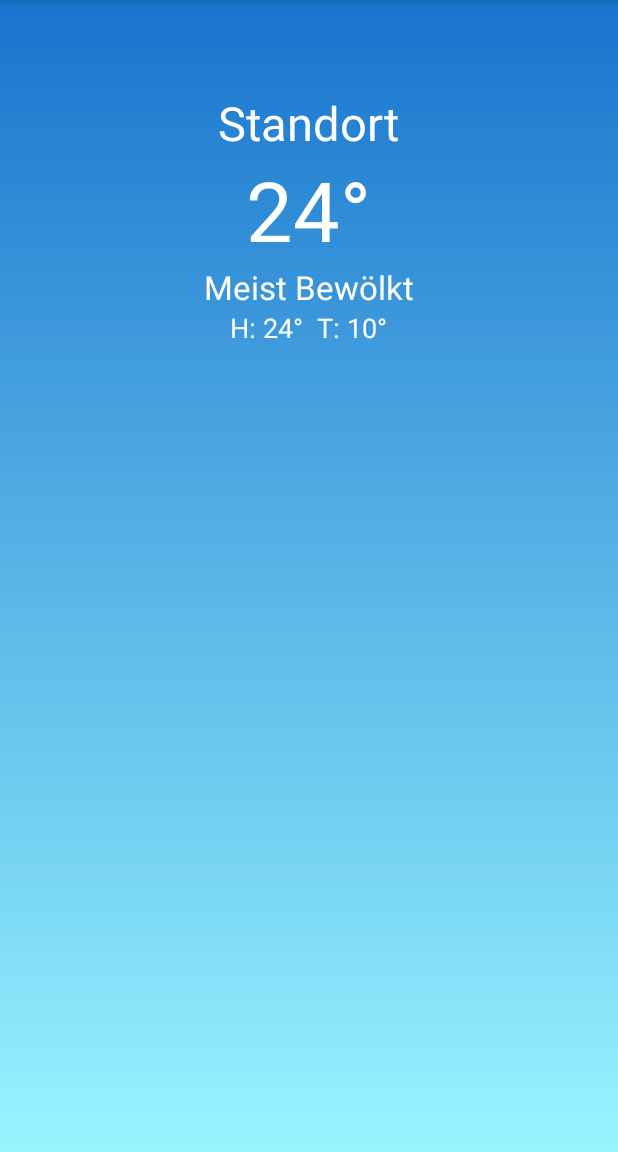
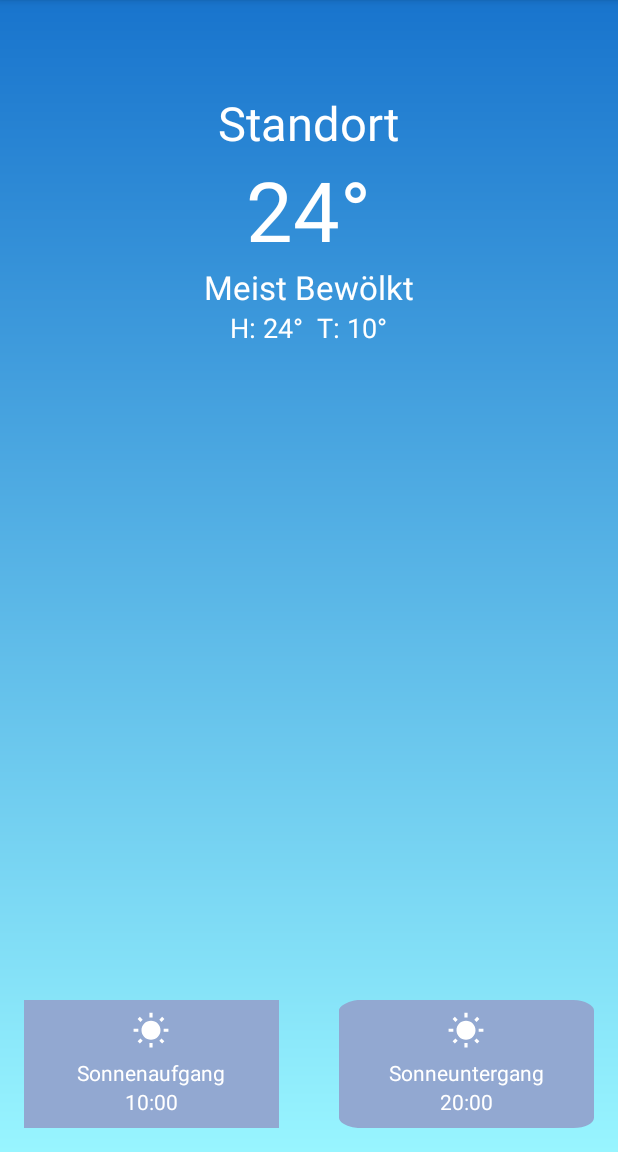
Before and after one commit to MarcelBuckste/WeatherApp, an Android app: the WeatherDetailsActivity screen opened directly, with no data from a screen before it, on a phone screen of 412 x 824 dp, the part 84-1236 px from its top. Run offline under Robolectric (Android 15) with nearby library versions, the phone set to English and light mode, and no system bars.

Commit message:
Design Erweiterung

```diff
--- /dev/null
+++ b/app/src/main/res/drawable/ic_sunrise.xml
@@ -0,0 +1,5 @@
+<vector android:height="24dp" android:tint="#FFFFFF"
+    android:viewportHeight="24" android:viewportWidth="24"
+    android:width="24dp" xmlns:android="http://schemas.android.com/apk/res/android">
+    <path android:fillColor="@android:color/white" android:pathData="M6.76,4.84l-1.8,-1.79 -1.41,1.41 1.79,1.79 1.42,-1.41zM4,10.5L1,10.5v2h3v-2zM13,0.55h-2L11,3.5h2L13,0.55zM20.45,4.46l-1.41,-1.41 -1.79,1.79 1.41,1.41 1.79,-1.79zM17.24,18.16l1.79,1.8 1.41,-1.41 -1.8,-1.79 -1.4,1.4zM20,10.5v2h3v-2h-3zM12,5.5c-3.31,0 -6,2.69 -6,6s2.69,6 6,6 6,-2.69 6,-6 -2.69,-6 -6,-6zM11,22.45h2L13,19.5h-2v2.95zM3.55,18.54l1.41,1.41 1.79,-1.8 -1.41,-1.41 -1.79,1.8z"/>
+</vector>
--- /dev/null
+++ b/app/src/main/res/drawable/ic_weather_info_foreground.xml
@@ -0,0 +1,18 @@
+<?xml version="1.0" encoding="utf-8"?>
+<vector xmlns:android="http://schemas.android.com/apk/res/android"
+    android:width="108dp"
+    android:height="108dp"
+    android:viewportWidth="111"
+    android:viewportHeight="161.64844">
+  <group android:scaleX="0"
+      android:scaleY="0"
+      android:translateX="55.5"
+      android:translateY="80.82422">
+    <group android:translateY="132.82031">
+      <path android:pathData="M53.15625,-0L43.453125,-0L39.59375,-24.46875L17.71875,-24.46875L13.859375,-0L4.4375,-0L4.4375,-0.28125L24.046875,-110.328125L33.6875,-110.328125L53.15625,-0ZM38.328125,-33.125L28.6875,-92.75L18.984375,-33.125L38.328125,-33.125Z"
+          android:fillColor="#000000"/>
+      <path android:pathData="M103.34375,0L94.125,0L94.125,-1.90625Q88.578125,-1.125,83.015625,-0.421875Q76.125,0.421875,71.984375,0.421875Q64.3125,0.421875,64.3125,-7.171875L64.3125,-32.140625Q64.3125,-40.015625,72.265625,-40.015625L94.265625,-40.015625L94.265625,-60.609375L74.15625,-60.609375L74.15625,-48.9375L65.09375,-48.9375L65.09375,-60.46875Q65.09375,-68.421875,72.96875,-68.421875L95.46875,-68.421875Q103.34375,-68.421875,103.34375,-60.46875L103.34375,0ZM94.265625,-8.515625L94.265625,-32.703125L73.390625,-32.703125L73.390625,-8.09375L94.265625,-8.515625Z"
+          android:fillColor="#000000"/>
+    </group>
+  </group>
+</vector>
--- a/app/src/main/res/layout/activity_weather_details.xml
+++ b/app/src/main/res/layout/activity_weather_details.xml
@@ -68,5 +68,74 @@
                     android:textSize="8pt" />
             </LinearLayout>
         </LinearLayout>
+        <LinearLayout
+            android:orientation="vertical"
+            android:gravity="center"
+            android:padding="8dp"
+            android:layout_width="170dp"
+            android:layout_height="wrap_content"
+            android:layout_alignParentBottom="true"
+            android:layout_alignParentStart="true"
+            android:background="#92a8D1">
+
+        <ImageView
+            android:layout_width="25dp"
+            android:layout_height="25dp"
+            android:src="@drawable/ic_sunrise">
+
+        </ImageView>
+        <Space
+            android:layout_width="wrap_content"
+            android:layout_height="5dp">
+
+        </Space>
+        <TextView
+            android:text="Sonnenaufgang"
+            android:layout_width="wrap_content"
+            android:layout_height="wrap_content">
+
+        </TextView>
+            <TextView
+                android:id="@+id/sunrise"
+                android:text="10:00"
+                android:layout_width="wrap_content"
+                android:layout_height="wrap_content">
+
+            </TextView>
+        </LinearLayout>
+
+        <LinearLayout
+            android:orientation="vertical"
+            android:gravity="center"
+            android:padding="8dp"
+            android:layout_width="170dp"
+            android:layout_height="wrap_content"
+            android:layout_alignParentBottom="true"
+            android:layout_alignParentEnd="true"
+            android:background="@mipmap/ic_weather_info"
+            >
+
+            <ImageView
+                android:layout_width="25dp"
+                android:layout_height="25dp"
+                android:src="@drawable/ic_sunrise" />
+
+            <Space
+                android:layout_width="wrap_content"
+                android:layout_height="5dp" />
+
+            <TextView
+                android:text="Sonneuntergang"
+                android:layout_width="wrap_content"
+                android:layout_height="wrap_content" />
+
+            <TextView
+                android:id="@+id/sunset"
+                android:text="20:00"
+                android:layout_width="wrap_content"
+                android:layout_height="wrap_content" />
+        </LinearLayout>
+
+
     </RelativeLayout>
 </RelativeLayout>
--- /dev/null
+++ b/app/src/main/res/mipmap-anydpi-v26/ic_weather_info.xml
@@ -0,0 +1,5 @@
+<?xml version="1.0" encoding="utf-8"?>
+<adaptive-icon xmlns:android="http://schemas.android.com/apk/res/android">
+    <background android:drawable="@color/ic_weather_info_background"/>
+    <foreground android:drawable="@drawable/ic_weather_info_foreground"/>
+</adaptive-icon>
--- /dev/null
+++ b/app/src/main/res/mipmap-anydpi-v26/ic_weather_info_round.xml
@@ -0,0 +1,5 @@
+<?xml version="1.0" encoding="utf-8"?>
+<adaptive-icon xmlns:android="http://schemas.android.com/apk/res/android">
+    <background android:drawable="@color/ic_weather_info_background"/>
+    <foreground android:drawable="@drawable/ic_weather_info_foreground"/>
+</adaptive-icon>
--- /dev/null
+++ b/app/src/main/res/values/ic_weather_info_background.xml
@@ -0,0 +1,4 @@
+<?xml version="1.0" encoding="utf-8"?>
+<resources>
+<color name="ic_weather_info_background">#92A8D1</color>
+</resources>
```
Also changed, not shown: app/src/main/ic_weather_info-playstore.png (added), app/src/main/res/mipmap-hdpi/ic_weather_info.png (added), app/src/main/res/mipmap-hdpi/ic_weather_info_round.png (added), app/src/main/res/mipmap-mdpi/ic_weather_info.png (added), app/src/main/res/mipmap-mdpi/ic_weather_info_round.png (added), app/src/main/res/mipmap-xhdpi/ic_weather_info.png (added), app/src/main/res/mipmap-xhdpi/ic_weather_info_round.png (added), app/src/main/res/mipmap-xxhdpi/ic_weather_info.png (added), app/src/main/res/mipmap-xxhdpi/ic_weather_info_round.png (added), app/src/main/res/mipmap-xxxhdpi/ic_weather_info.png (added), app/src/main/res/mipmap-xxxhdpi/ic_weather_info_round.png (added).
